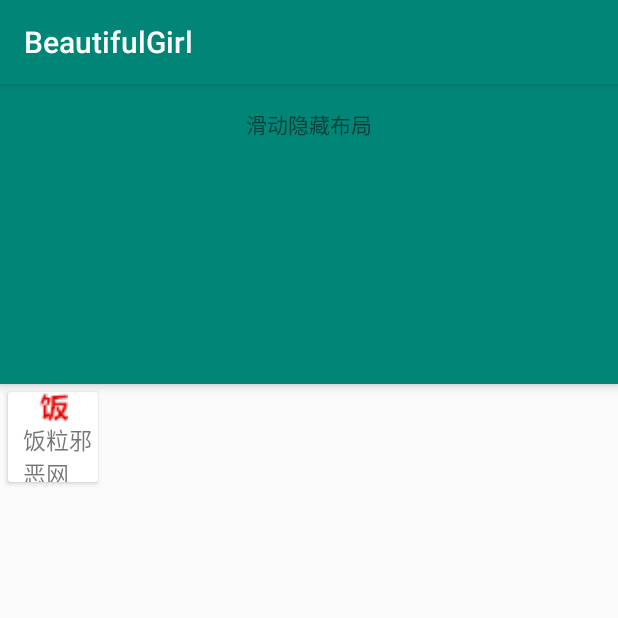
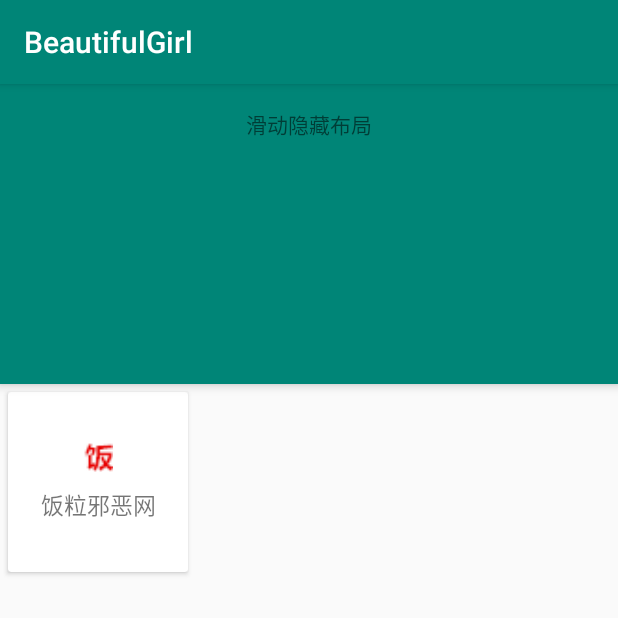
Before and after one commit to FamliarMan/BeautifulGirl, an Android app: the screen it shows after launch (AllWebsiteActivity), after a tap on "一片坦途", on a phone screen of 412 x 824 dp, the top half of it. Run offline under Robolectric (Android 15) with nearby library versions, the phone set to English and light mode, and no system bars; libraries missing offline, so code that uses them is left out: com.facebook.drawee, com.parkingwang.okhttp3; 3 statements that could not run were skipped.

Commit message:
图片加载搞定

```diff
--- a/app/src/main/java/com/jianglei/beautifulgirl/MyApplication.kt
+++ b/app/src/main/java/com/jianglei/beautifulgirl/MyApplication.kt
@@ -1,6 +1,7 @@
 package com.jianglei.beautifulgirl
 
 import android.app.Application
+import com.facebook.drawee.backends.pipeline.Fresco
 import com.jianglei.beautifulgirl.data.RetrofitManager
 
 /**
@@ -10,5 +11,6 @@ class MyApplication : Application() {
     override fun onCreate() {
         super.onCreate()
         RetrofitManager.init(this)
+        Fresco.initialize(this)
     }
 }
--- a/app/src/main/res/layout/listitem_all_websites.xml
+++ b/app/src/main/res/layout/listitem_all_websites.xml
@@ -8,25 +8,29 @@
     android:layout_margin="5dp"
     android:layout_height="wrap_content">
 
-    <RelativeLayout android:layout_width="60dp"
-                    android:layout_height="60dp">
+    <LinearLayout
+        android:layout_width="120dp"
+        android:layout_height="120dp"
+        android:orientation="vertical"
+        android:gravity="center"
+    >
 
         <ImageView
             android:id="@+id/iv_icon"
             android:layout_width="20dp"
-            android:layout_centerHorizontal="true"
             android:layout_height="20dp"/>
 
         <TextView
             android:id="@+id/name"
-            android:layout_below="@id/iv_icon"
-            android:layout_width="wrap_content"
+            android:layout_width="match_parent"
             android:layout_height="wrap_content"
-            android:layout_gravity="center_vertical"
+            android:layout_marginTop="10dp"
             android:layout_marginLeft="10dp"
+            android:layout_marginRight="10dp"
+            android:gravity="center"
             tools:text="饭粒邪恶网"
             android:textSize="15sp"
 
         />
-    </RelativeLayout>
+    </LinearLayout>
 </android.support.v7.widget.CardView>
--- a/app/src/main/res/layout/listitem_picture_content.xml
+++ b/app/src/main/res/layout/listitem_picture_content.xml
@@ -2,6 +2,7 @@
 <android.support.v7.widget.CardView
     xmlns:android="http://schemas.android.com/apk/res/android"
     xmlns:tools="http://schemas.android.com/tools"
+    xmlns:app="http://schemas.android.com/apk/res-auto"
     android:id="@+id/layoutMain"
     android:layout_width="match_parent"
     android:layout_margin="3dp"
@@ -10,12 +11,13 @@
                     android:layout_height="wrap_content">
 
 
-        <ImageView
+        <com.facebook.drawee.view.SimpleDraweeView
             android:id="@+id/ivCover"
             android:layout_width="120dp"
             android:layout_height="120dp"
             android:layout_margin="15dp"
-            android:scaleType="fitXY"
+            app:actualImageScaleType="fitXY"
+            app:placeholderImage="@mipmap/holder_picture"
         />
         <TextView
             android:id="@+id/tvTitle"
--- a/app/src/main/res/layout/listitem_picture_detail.xml
+++ b/app/src/main/res/layout/listitem_picture_detail.xml
@@ -2,15 +2,17 @@
 <android.support.v7.widget.CardView
     xmlns:android="http://schemas.android.com/apk/res/android"
     xmlns:tools="http://schemas.android.com/tools"
+    xmlns:app="http://schemas.android.com/apk/res-auto"
     android:id="@+id/layoutMain"
     android:layout_width="match_parent"
     android:layout_margin="3dp"
     android:layout_height="wrap_content">
 
-    <ImageView
+    <com.facebook.drawee.view.SimpleDraweeView
         android:id="@+id/ivCover"
         android:layout_width="match_parent"
         android:layout_height="360dp"
         android:layout_margin="15dp"
+        app:placeholderImage="@mipmap/holder_picture"
     />
 </android.support.v7.widget.CardView>
```
Also changed, not shown: app/build.gradle (+5 -2 lines), app/src/main/java/com/jianglei/beautifulgirl/PictureDetailListActivity.kt (+26 -14 lines), app/src/main/java/com/jianglei/beautifulgirl/PictureListFragment.kt (+9 -4 lines), app/src/main/java/com/jianglei/beautifulgirl/PictureTitleAdapter.kt (+10 -10 lines).
